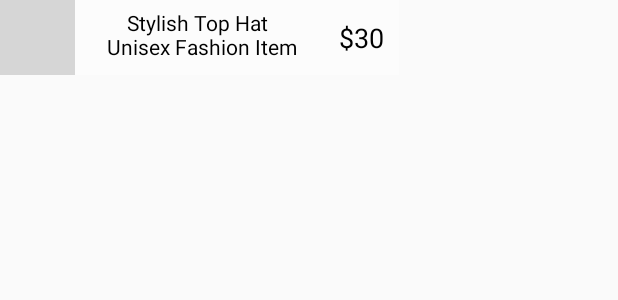
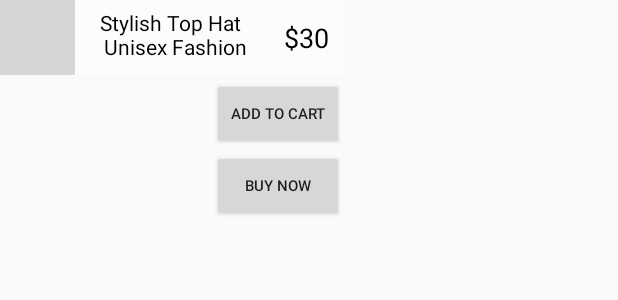
Before and after one commit to johnHaloWang/at-t_vr, an Android app: the layout menu1.xml on its own in the app's theme, with its tools: preview values and no code run, on a phone screen of 412 x 824 dp. Shown: the top 300 px of the screen. Run offline under Robolectric (Android 15) with nearby library versions, the phone set to English and light mode, and no system bars; grey boxes are pictures that could not be loaded.

Commit message:
Added buttons for adding to cart and buy now in layout

```diff
--- a/src/main/java/com/example/menu4/MainActivity.java
+++ b/src/main/java/com/example/menu4/MainActivity.java
@@ -145,14 +145,14 @@ public class MainActivity extends AppCompatActivity {
         Node obj1 = new Node();
         obj1.setParent(center);
         obj1.setRenderable(tophatRenderable);
-        obj1.setLocalPosition(new Vector3(0.0f, 0.25f, 0.0f));
+        obj1.setLocalPosition(new Vector3(0.0f, 0.5f, 0.0f));
         obj1.setLocalScale(new Vector3(0.5f, 0.5f, 0.5f));
         // might use setLocalScale, or just use transformablenode for obj
 
         Node menu1 = new Node();
         menu1.setParent(center);
         menu1.setRenderable(menu1Renderable);
-        menu1.setLocalPosition(new Vector3(0.0f, -0.25f, 0.0f));
+        menu1.setLocalPosition(new Vector3(0.0f, -0.3f, 0.0f));
 
         // listener to seekbar
 //        View solarControlsView = menu1Renderable.getView();
--- a/src/main/res/layout/menu1.xml
+++ b/src/main/res/layout/menu1.xml
@@ -14,16 +14,22 @@
    See the License for the specific language governing permissions and
    limitations under the License.
 -->
-<androidx.constraintlayout.widget.ConstraintLayout
-    xmlns:android="http://schemas.android.com/apk/res/android"
+<androidx.constraintlayout.widget.ConstraintLayout xmlns:android="http://schemas.android.com/apk/res/android"
     xmlns:app="http://schemas.android.com/apk/res-auto"
     xmlns:tools="http://schemas.android.com/tools"
     android:id="@+id/testview"
     android:layout_width="wrap_content"
     android:layout_height="wrap_content"
-    android:background="#60FFFFFF"
     android:clipChildren="false"
     android:clipToPadding="false">
+
+    <androidx.constraintlayout.widget.ConstraintLayout
+        android:id="@+id/constraintLayout"
+        android:layout_width="wrap_content"
+        android:layout_height="wrap_content"
+        android:background="#60FFFFFF"
+        app:layout_constraintStart_toStartOf="parent"
+        app:layout_constraintTop_toTopOf="parent">
 
         <ImageView
             android:id="@+id/logoImageView"
@@ -36,9 +42,9 @@
 
         <TextView
             android:id="@+id/productName"
-        android:layout_width="150dp"
+            android:layout_width="125dp"
             android:layout_height="50dp"
-        android:layout_marginStart="8dp"
+            android:layout_marginStart="2dp"
             android:lines="2"
             android:padding="5dp"
             android:text="@string/obj1_name"
@@ -51,13 +57,35 @@
             android:id="@+id/textView"
             android:layout_width="50dp"
             android:layout_height="50dp"
-        android:layout_marginStart="8dp"
+            android:layout_marginStart="2dp"
             android:gravity="center"
             android:text="@string/obj1_price"
             android:textAlignment="center"
             android:textColor="#FF000000"
             android:textSize="18sp"
+            app:layout_constraintBottom_toBottomOf="parent"
             app:layout_constraintStart_toEndOf="@+id/productName"
             app:layout_constraintTop_toTopOf="parent" />
+    </androidx.constraintlayout.widget.ConstraintLayout>
+
+    <Button
+        android:id="@+id/button"
+        android:layout_width="wrap_content"
+        android:layout_height="wrap_content"
+        android:layout_marginTop="2dp"
+        android:text="@string/addToCart_button"
+        android:textSize="10sp"
+        app:layout_constraintEnd_toEndOf="parent"
+        app:layout_constraintTop_toBottomOf="@+id/constraintLayout" />
+
+    <Button
+        android:id="@+id/button2"
+        android:layout_width="wrap_content"
+        android:layout_height="wrap_content"
+        android:layout_marginTop="0dp"
+        android:text="@string/buyNow_button"
+        android:textSize="10sp"
+        app:layout_constraintEnd_toEndOf="parent"
+        app:layout_constraintTop_toBottomOf="@+id/button" />
 
 </androidx.constraintlayout.widget.ConstraintLayout>
--- a/src/main/res/values/strings.xml
+++ b/src/main/res/values/strings.xml
@@ -2,4 +2,6 @@
     <string name="app_name">Menu4</string>
     <string name="obj1_name">Stylish Top Hat \n Unisex Fashion Item</string>
     <string name="obj1_price">$30</string>
+    <string name="addToCart_button">Add to Cart</string>
+    <string name="buyNow_button">Buy now</string>
 </resources>
```
Lines whose indentation alone changed are shown as unchanged.
